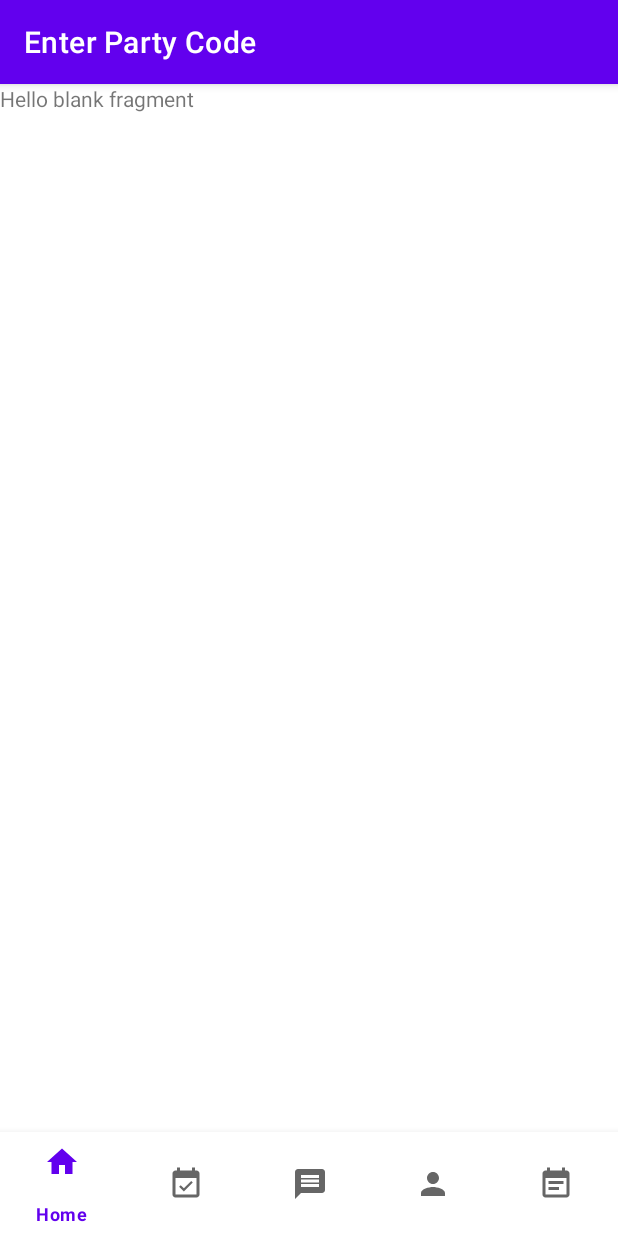
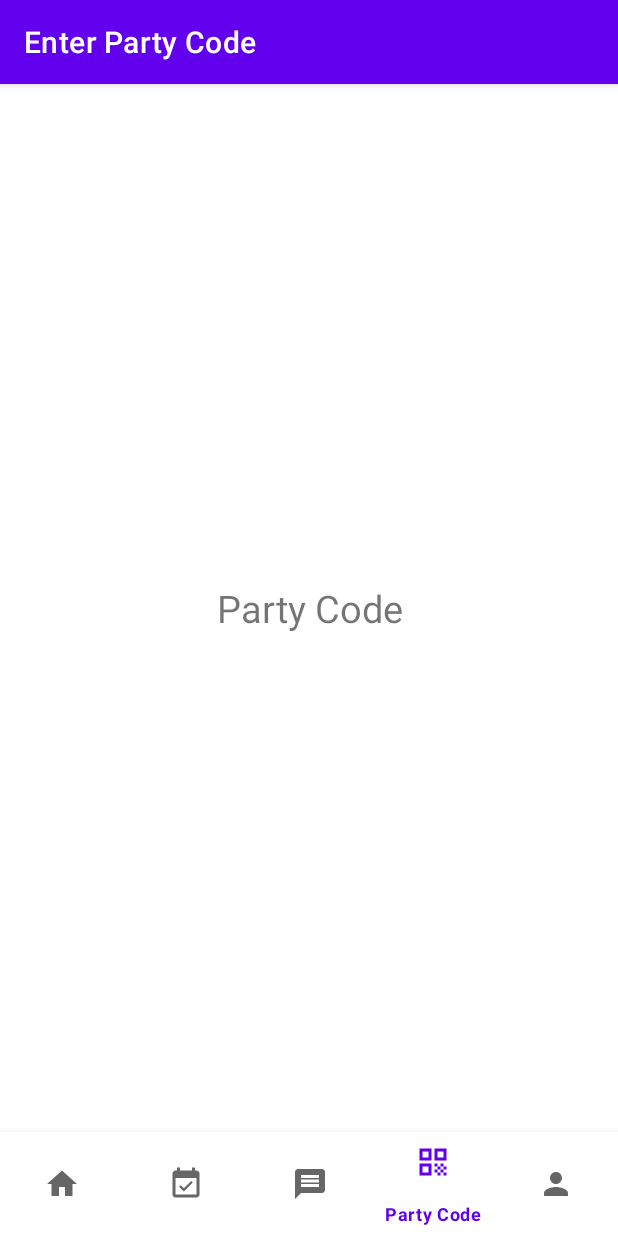
Before and after one commit to yonisho52/Android-Party-Project, an Android app: the PartyCodeFragment screen opened through its navigation route, on a phone screen of 412 x 824 dp. Run offline under Robolectric (Android 15) with nearby library versions, the phone set to English and light mode, and no system bars; our stand-ins replace navigation-ui.

Commit message:
Main Navigation - USER TYPE

```diff
--- a/app/src/main/java/com/example/android_final_project/Activities/MainActivity.java
+++ b/app/src/main/java/com/example/android_final_project/Activities/MainActivity.java
@@ -22,13 +22,28 @@ public class MainActivity extends AppCompatActivity {
         super.onCreate(savedInstanceState);
         setContentView(R.layout.activity_main);
 
+//        *****START - MAIN MENU VIEW*****
         bottomNavigationView = findViewById(R.id.bottomNavigationView);
+
+//        USER TYPE MENU VIEW
+//        if(userType == regular user )
+        bottomNavigationView.inflateMenu(R.menu.regular_user_main_menu);
+//        else
+//        bottomNavigationView.inflateMenu(R.menu.dj_user_main_menu);
+
+
         navController = Navigation.findNavController(findViewById(R.id.fragment));
+
+        //Titles for each page
         AppBarConfiguration appBarConfiguration = new AppBarConfiguration.Builder(R.id.homeMainFragment,R.id.savedEventsMainFragment,R.id.advertiseMainFragment,
                 R.id.editProfileMainFragment,R.id.eventSummaryMainFragment,R.id.nowEventMainFragment,R.id.partyCodeMainFragment).build();
         NavigationUI.setupActionBarWithNavController(this, navController, appBarConfiguration);
 
+        //NAVIGATION CLICK
         NavHostFragment navHostFragment = (NavHostFragment)getSupportFragmentManager().findFragmentById(R.id.fragment);
         NavigationUI.setupWithNavController(bottomNavigationView, navHostFragment.getNavController());
+//        *****END - MAIN MENU VIEW*****
+
+
     }
 }
--- /dev/null
+++ b/app/src/main/res/drawable/ic_fire.xml
@@ -0,0 +1,10 @@
+<vector xmlns:android="http://schemas.android.com/apk/res/android"
+    android:width="24dp"
+    android:height="24dp"
+    android:viewportWidth="24"
+    android:viewportHeight="24"
+    android:tint="?attr/colorControlNormal">
+  <path
+      android:fillColor="@android:color/white"
+      android:pathData="M19.48,12.35c-1.57,-4.08 -7.16,-4.3 -5.81,-10.23c0.1,-0.44 -0.37,-0.78 -0.75,-0.55C9.29,3.71 6.68,8 8.87,13.62c0.18,0.46 -0.36,0.89 -0.75,0.59c-1.81,-1.37 -2,-3.34 -1.84,-4.75c0.06,-0.52 -0.62,-0.77 -0.91,-0.34C4.69,10.16 4,11.84 4,14.37c0.38,5.6 5.11,7.32 6.81,7.54c2.43,0.31 5.06,-0.14 6.95,-1.87C19.84,18.11 20.6,15.03 19.48,12.35zM10.2,17.38c1.44,-0.35 2.18,-1.39 2.38,-2.31c0.33,-1.43 -0.96,-2.83 -0.09,-5.09c0.33,1.87 3.27,3.04 3.27,5.08C15.84,17.59 13.1,19.76 10.2,17.38z"/>
+</vector>
--- a/app/src/main/res/layout/activity_main.xml
+++ b/app/src/main/res/layout/activity_main.xml
@@ -13,9 +13,7 @@
         android:layout_width="match_parent"
         android:layout_height="match_parent"
         android:layout_weight="0.1"
-
         app:defaultNavHost="true"
-
         app:layout_constraintBottom_toTopOf="@+id/bottomNavigationView"
         app:navGraph="@navigation/main_nav" />
 
@@ -24,7 +22,6 @@
         android:layout_width="match_parent"
         android:layout_height="match_parent"
         android:layout_weight="1"
-        android:background="#fff"
-        app:menu="@menu/botton_menu" />
+        android:background="#fff" />
 
 </LinearLayout>
--- a/app/src/main/res/layout/fragment_party_code_main.xml
+++ b/app/src/main/res/layout/fragment_party_code_main.xml
@@ -9,6 +9,8 @@
     <TextView
         android:layout_width="match_parent"
         android:layout_height="match_parent"
-        android:text="@string/hello_blank_fragment" />
+        android:gravity="center"
+        android:text="Party Code"
+        android:textSize="25sp" />
 
 </FrameLayout>
--- /dev/null
+++ b/app/src/main/res/menu/dj_user_main_menu.xml
@@ -0,0 +1,24 @@
+<?xml version="1.0" encoding="utf-8"?>
+<menu xmlns:android="http://schemas.android.com/apk/res/android">
+
+    <item
+        android:id="@+id/homeMainFragment"
+        android:title="Home"
+        android:icon="@drawable/ic_home" />
+    <item
+        android:id="@+id/eventSummaryMainFragment"
+        android:title="Events Summary"
+        android:icon="@drawable/ic_event_note" />
+    <item
+        android:id="@+id/nowEventMainFragment"
+        android:title="Now Event"
+        android:icon="@drawable/ic_fire" />
+    <item
+        android:id="@+id/advertiseMainFragment"
+        android:title="Advertise"
+        android:icon="@drawable/ic_message" />
+    <item
+        android:id="@+id/editProfileMainFragment"
+        android:title="Edit Profile"
+        android:icon="@drawable/ic_person" />
+</menu>
--- a/app/src/main/res/menu/botton_menu.xml
+++ b/app/src/main/res/menu/regular_user_main_menu.xml
@@ -14,21 +14,11 @@
         android:title="Advertise"
         android:icon="@drawable/ic_message" />
     <item
+        android:id="@+id/partyCodeMainFragment"
+        android:title="Party Code"
+        android:icon="@drawable/ic_qr_code" />
+    <item
         android:id="@+id/editProfileMainFragment"
         android:title="Edit Profile"
         android:icon="@drawable/ic_person" />
-    <item
-        android:id="@+id/eventSummaryMainFragment"
-        android:title="Events Summary"
-        android:icon="@drawable/ic_event_note" />
-
 </menu>
-
-<!--<item-->
-<!--android:id="@+id/nowEventMainFragment"-->
-<!--android:title="Now Event"-->
-<!--android:icon="@drawable/ic_event_note" />-->
-<!--<item-->
-<!--android:id="@+id/partyCodeMainFragment"-->
-<!--android:title="Party Code"-->
-<!--android:icon="@drawable/ic_qr_code" />-->
```
Also changed, not shown: app/src/main/res/menu/owner_user_main_menu.xml (added, +24 -0 lines).
